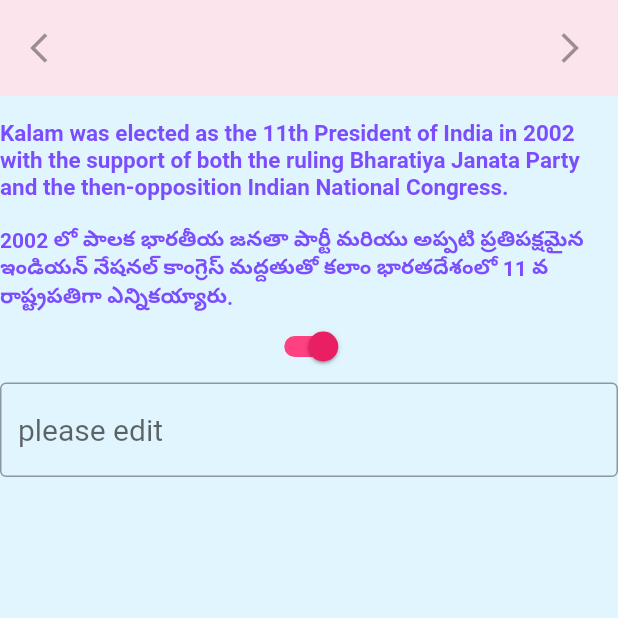
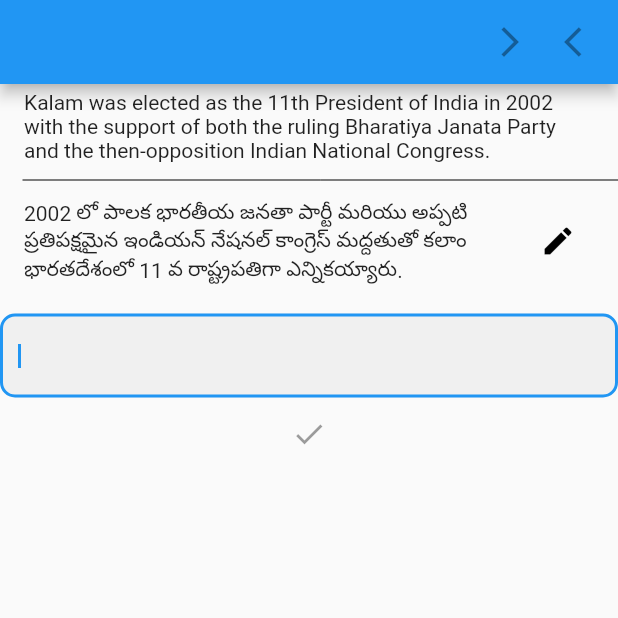
Before and after one commit to aslesha96/wiki_app, a Flutter app: the screen it shows after launch, on a phone screen of 412 x 824 dp, the top half of it. Run offline on Flutter 3.47's test engine with Material 2 defaults, Android fonts, the phone set to English and light mode, and no system bars.

Commit message:
Include app bar

```diff
--- a/lib/pages/landing_page.dart
+++ b/lib/pages/landing_page.dart
@@ -1,28 +1,82 @@
 import 'package:flutter/material.dart';
 
-class LandingPage extends StatelessWidget{
+class LandingPage extends StatefulWidget{
   @override
-  Widget build(BuildContext context){
+  State<StatefulWidget> createState() {
+    // TODO: implement createState
+    return LandingPageState();
+  }
+
+}
+class LandingPageState extends State<LandingPage>{
+  String Telugutext="2002 లో పాలక భారతీయ జనతా పార్టీ మరియు అప్పటి ప్రతిపక్షమైన ఇండియన్ నేషనల్ కాంగ్రెస్ మద్దతుతో కలాం భారతదేశంలో 11 వ రాష్ట్రపతిగా ఎన్నికయ్యారు.";
+
+  var usernameController;
+  @override
+  Widget build(BuildContext context) {
     bool isSwitched = true;
-
-    return new Material(
-      color: Colors.lightBlue[50],
-      child: new InkWell(
-        onTap: () => print("hey i tapped the page"),
+    // TODO: implement build
+    return MaterialApp(
+//      resizeToAvoidBottomPadding: false,
+      home: Scaffold(
+        appBar: AppBar(
+          actions:[
+            new IconButton(icon: new Icon(Icons.arrow_forward_ios),onPressed: null,color: Colors.black),
+            new IconButton(icon: new Icon(Icons.arrow_back_ios),onPressed: null,color: Colors.black,),
+          ]
+        ),
+        body: Container(
+            child: SingleChildScrollView(
               child: new Column(
                 mainAxisAlignment: MainAxisAlignment.start,
                 children: <Widget>[
                   new Material(
-              color: Colors.pink[50],
                     child: new Center(
+                      child: SingleChildScrollView(
                         child: new Column(
                           children: <Widget>[
+//                            new ButtonTheme.bar(
+//                              child: new ButtonBar(
+//                                alignment: MainAxisAlignment.spaceBetween,
+//                                children: <Widget>[
+//                                  IconButton(icon: new Icon(Icons.arrow_back_ios),onPressed: null,color: Colors.black,),
+//                                  IconButton(icon: new Icon(Icons.arrow_forward_ios),onPressed: null,color: Colors.black),
+//                                ],
+//                              ),
+//                            ),
+                            new ListTile(
+                              title: new Text("Kalam was elected as the 11th President of India in 2002 with the support of both the ruling Bharatiya Janata Party and the then-opposition Indian National Congress.", style: new TextStyle( fontSize: 14.0)),
+                            ),
+                            new Divider(color:Colors.black,indent:15.0),
+                            new ListTile(
+                              title: new Text(Telugutext, style: new TextStyle(fontSize: 14.0),),
+                              trailing: IconButton(icon: new Icon(Icons.edit),
+                                onPressed: (){
+                                  setState(() {
+                                    usernameController = TextEditingController(text: Telugutext);
+                                  });
+                                },
+                                color: Colors.black,
+                              ),
+
+                            ),
                             new ButtonTheme.bar(
                               child: new ButtonBar(
-                          alignment: MainAxisAlignment.spaceBetween,
+                                alignment: MainAxisAlignment.spaceAround,
                                 children: <Widget>[
-                            IconButton(icon: new Icon(Icons.arrow_back_ios),onPressed: null,color: Colors.black,),
-                            IconButton(icon: new Icon(Icons.arrow_forward_ios),onPressed: null,color: Colors.black)
+//                          IconButton(icon: new Icon(Icons.edit),
+//                              onPressed: (){
+//                                setState(() {
+//                                  usernameController = TextEditingController(text: Telugutext);
+//                                });
+//                              },
+//                              color: Colors.black),
+//                          IconButton(icon: new Icon(Icons.check),
+//                            onPressed: (){
+//                            setState((){
+//                            });
+//                            },
+//                            color: Colors.green,)
                                 ],
                               ),
                             ),
@@ -30,33 +84,42 @@ class LandingPage extends StatelessWidget{
                         ),
                       ),
                     ),
-            new Text(""),
-            new Text("Kalam was elected as the 11th President of India in 2002 with the support of both the ruling Bharatiya Janata Party and the then-opposition Indian National Congress. ", style: new TextStyle(color: Colors.deepPurpleAccent, fontSize: 15.0, fontWeight: FontWeight.bold),),
-            new Text("    "),
-            new Text("2002 లో పాలక భారతీయ జనతా పార్టీ మరియు అప్పటి ప్రతిపక్షమైన ఇండియన్ నేషనల్ కాంగ్రెస్ మద్దతుతో కలాం భారతదేశంలో 11 వ రాష్ట్రపతిగా ఎన్నికయ్యారు.", style: new TextStyle(color: Colors.deepPurpleAccent,fontSize: 14.0,fontWeight: FontWeight.bold),),
-            Switch(
-              value: isSwitched,
-              onChanged: (value){
-                setState((){
-                  isSwitched = value;
-                });
-              },
-              activeTrackColor: Colors.pinkAccent,
-              activeColor: Colors.pink,
                   ),
+
                   new TextField(
+                    keyboardType: TextInputType.multiline,
+                    maxLines: null,
+                    autofocus: true,
+                    controller: usernameController,
                     decoration: InputDecoration(
-                border: OutlineInputBorder(),
-                hintText: 'please edit',
+                      border: OutlineInputBorder(
+                        borderRadius: const BorderRadius.all(
+                          const Radius.circular(10.0),
                         ),
-              style: new TextStyle(fontSize: 20.0),
                       ),
+                      filled: true,
+                    ),
+                    style: new TextStyle(fontSize: 14.0),
+                  ),
+                  IconButton(icon: new Icon(Icons.done),onPressed: null,color: Colors.green,),
+
 
                 ],
               ),
+            )
+        ),
       ),
     );
+
   }
+  void something(bool e){
 
-  void setState(Null Function() param0) {}
   }
+//  class Editing extends StatefulWidget{
+//    @override
+//    EditingState createState() => new EditingState();
+//  // TODO: implement createState
+//    return LandingPageState();
+//
+//  }
+}
```
Also changed, not shown: 1 other file. Lines whose indentation alone changed are shown as unchanged.
